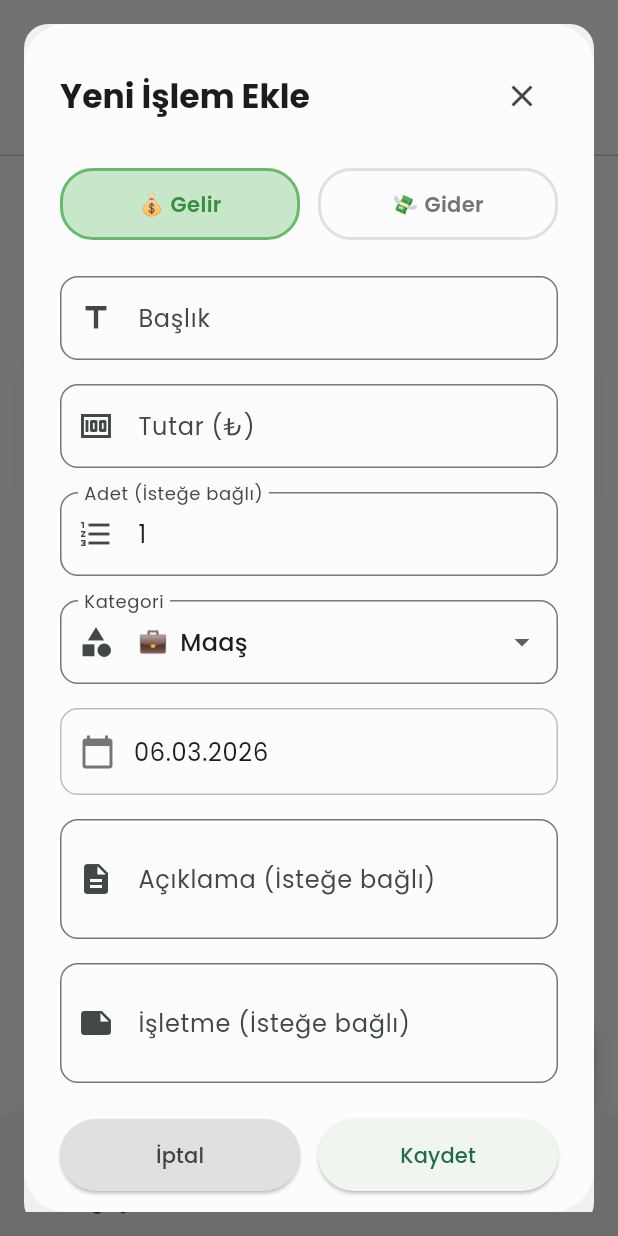
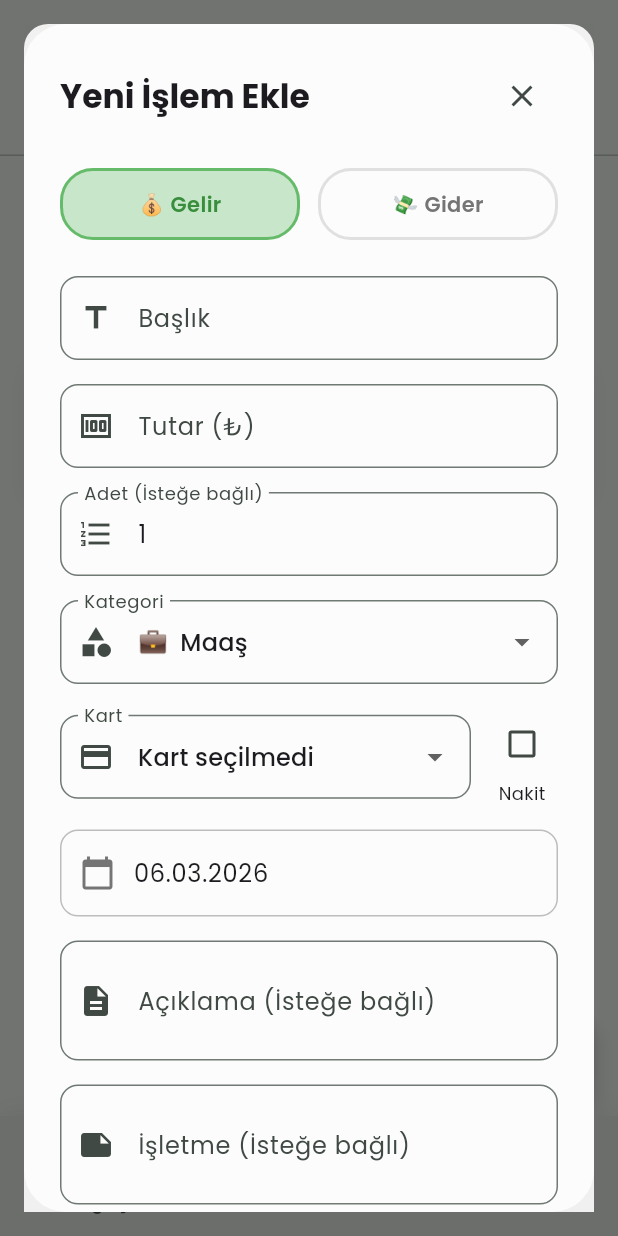
Before and after one commit to YusufErdemK/adiyok, a Flutter app: the screen it shows after launch, item 2 of the bottom bar chosen, after a tap on "İşlem Ekle", on a phone screen of 412 x 824 dp. Run offline on Flutter 3.47's test engine with Material 3 defaults, Android fonts, the phone set to English and light mode, and no system bars; our stand-ins replace audioplayers, fl_chart, flutter_markdown, google_fonts, shared_preferences.

Commit message:
new f: insert card selection input to dialog

```diff
--- a/lib/widgets/add_transaction_dialog.dart
+++ b/lib/widgets/add_transaction_dialog.dart
@@ -3,8 +3,10 @@ import 'package:intl/intl.dart';
 import 'package:provider/provider.dart';
 import '../models/transaction.dart';
 import '../models/tree_node.dart';
+import '../models/card_model.dart';
 import '../providers/transaction_provider.dart';
 import '../providers/tree_provider.dart';
+import '../providers/wallet_provider.dart';
 import '../services/sound_service.dart';
 import 'glass_card.dart';
 
@@ -31,7 +33,9 @@ class _AddTransactionDialogState extends State<AddTransactionDialog> {
   late DateTime _selectedDate;
   late bool _isIncome;
 
-  // Ağaçtaki tüm node'ları düz listeye çek
+  String? _selectedCardId;
+  bool _isCash = false;
+
   List<TreeNode> _flattenNodes(List<TreeNode> roots) {
     final result = <TreeNode>[];
     void traverse(TreeNode node) {
@@ -71,6 +75,8 @@ class _AddTransactionDialogState extends State<AddTransactionDialog> {
       _selectedTreeNodeName = widget.initialTransaction!.treeNodeName;
       _selectedDate = widget.initialTransaction!.date;
       _isIncome = widget.initialTransaction!.isIncome;
+      _selectedCardId = widget.initialTransaction!.cardId;
+      _isCash = widget.initialTransaction!.isCash;
     } else {
       _titleController = TextEditingController();
       _amountController = TextEditingController();
@@ -82,6 +88,8 @@ class _AddTransactionDialogState extends State<AddTransactionDialog> {
       _selectedTreeNodeName = null;
       _selectedDate = DateTime.now();
       _isIncome = true;
+      _selectedCardId = null;
+      _isCash = false;
     }
   }
 
@@ -95,7 +103,6 @@ class _AddTransactionDialogState extends State<AddTransactionDialog> {
     super.dispose();
   }
 
-  // Dropdown value: enum için "e:salary", tree için "t:nodeId"
   String get _dropdownValue {
     if (_selectedTreeNodeId != null) return 't:$_selectedTreeNodeId';
     return 'e:${_selectedCategory.name}';
@@ -112,6 +119,7 @@ class _AddTransactionDialogState extends State<AddTransactionDialog> {
     final currentEnumCategories = _isIncome
         ? incomeCategories
         : expenseCategories;
+    final cards = context.watch<WalletProvider>().cards;
 
     if (_selectedTreeNodeId == null &&
         !currentEnumCategories.contains(_selectedCategory)) {
@@ -151,6 +159,7 @@ class _AddTransactionDialogState extends State<AddTransactionDialog> {
                 ],
               ),
               const SizedBox(height: 24),
+
               // Income/Expense Toggle
               Row(
                 children: [
@@ -236,6 +245,7 @@ class _AddTransactionDialogState extends State<AddTransactionDialog> {
                 ],
               ),
               const SizedBox(height: 24),
+
               // Title
               TextField(
                 controller: _titleController,
@@ -249,6 +259,7 @@ class _AddTransactionDialogState extends State<AddTransactionDialog> {
                 ),
               ),
               const SizedBox(height: 16),
+
               // Amount
               TextField(
                 controller: _amountController,
@@ -265,6 +276,7 @@ class _AddTransactionDialogState extends State<AddTransactionDialog> {
                 ),
               ),
               const SizedBox(height: 16),
+
               // Quantity
               TextField(
                 controller: _quantityController,
@@ -279,7 +291,8 @@ class _AddTransactionDialogState extends State<AddTransactionDialog> {
                 ),
               ),
               const SizedBox(height: 16),
-              // Kategori - enum + ağaç node'ları
+
+              // Kategori
               DropdownButtonFormField<String>(
                 value: _dropdownValue,
                 isExpanded: true,
@@ -287,13 +300,11 @@ class _AddTransactionDialogState extends State<AddTransactionDialog> {
                   if (value == null) return;
                   setState(() {
                     if (value.startsWith('t:')) {
-                      // Ağaç node seçildi
                       final nodeId = value.substring(2);
                       final node = allNodes.firstWhere((n) => n.id == nodeId);
                       _selectedTreeNodeId = node.id;
                       _selectedTreeNodeName = node.name;
                     } else {
-                      // Enum kategori seçildi
                       _selectedTreeNodeId = null;
                       _selectedTreeNodeName = null;
                       _selectedCategory = TransactionCategory.fromString(
@@ -303,7 +314,6 @@ class _AddTransactionDialogState extends State<AddTransactionDialog> {
                   });
                 },
                 items: [
-                  // Standart kategoriler başlığı
                   DropdownMenuItem(
                     enabled: false,
                     value: '__enum_header__',
@@ -316,8 +326,8 @@ class _AddTransactionDialogState extends State<AddTransactionDialog> {
                       ),
                     ),
                   ),
-                  ...currentEnumCategories.map((cat) {
-                    return DropdownMenuItem(
+                  ...currentEnumCategories.map(
+                    (cat) => DropdownMenuItem(
                       value: 'e:${cat.name}',
                       child: Row(
                         children: [
@@ -326,9 +336,8 @@ class _AddTransactionDialogState extends State<AddTransactionDialog> {
                           Text(cat.label),
                         ],
                       ),
-                    );
-                  }),
-                  // Ağaç elemanları varsa göster
+                    ),
+                  ),
                   if (allNodes.isNotEmpty) ...[
                     DropdownMenuItem(
                       enabled: false,
@@ -342,8 +351,8 @@ class _AddTransactionDialogState extends State<AddTransactionDialog> {
                         ),
                       ),
                     ),
-                    ...allNodes.map((node) {
-                      return DropdownMenuItem(
+                    ...allNodes.map(
+                      (node) => DropdownMenuItem(
                         value: 't:${node.id}',
                         child: Row(
                           children: [
@@ -357,8 +366,8 @@ class _AddTransactionDialogState extends State<AddTransactionDialog> {
                             ),
                           ],
                         ),
-                      );
-                    }),
+                      ),
+                    ),
                   ],
                 ],
                 decoration: InputDecoration(
@@ -370,6 +379,64 @@ class _AddTransactionDialogState extends State<AddTransactionDialog> {
                 ),
               ),
               const SizedBox(height: 16),
+
+              Row(
+                children: [
+                  Expanded(
+                    child: DropdownButtonFormField<String?>(
+                      value: _isCash ? null : _selectedCardId,
+                      isExpanded: true,
+                      hint: const Text('Kart seç'),
+                      onChanged: _isCash
+                          ? null
+                          : (value) {
+                              setState(() => _selectedCardId = value);
+                            },
+                      items: [
+                        const DropdownMenuItem(
+                          value: null,
+                          child: Text('Kart seçilmedi'),
+                        ),
+                        ...cards.map(
+                          (card) => DropdownMenuItem(
+                            value: card.id,
+                            child: Row(
+                              children: [
+                                Text(card.bank.emoji),
+                                const SizedBox(width: 8),
+                                Text(card.name),
+                              ],
+                            ),
+                          ),
+                        ),
+                      ],
+                      decoration: InputDecoration(
+                        labelText: 'Kart',
+                        border: OutlineInputBorder(
+                          borderRadius: BorderRadius.circular(12),
+                        ),
+                        prefixIcon: const Icon(Icons.credit_card),
+                      ),
+                    ),
+                  ),
+                  const SizedBox(width: 10),
+                  // Nakit checkbox
+                  Column(
+                    children: [
+                      Checkbox(
+                        value: _isCash,
+                        onChanged: (v) => setState(() {
+                          _isCash = v ?? false;
+                          if (_isCash) _selectedCardId = null;
+                        }),
+                      ),
+                      const Text('Nakit', style: TextStyle(fontSize: 12)),
+                    ],
+                  ),
+                ],
+              ),
+              const SizedBox(height: 16),
+
               // Tarih
               GestureDetector(
                 onTap: () async {
@@ -380,9 +447,8 @@ class _AddTransactionDialogState extends State<AddTransactionDialog> {
                     firstDate: DateTime(2000),
                     lastDate: DateTime.now().add(const Duration(days: 365)),
                   );
-                  if (selectedDate != null) {
+                  if (selectedDate != null)
                     setState(() => _selectedDate = selectedDate);
-                  }
                 },
                 child: Container(
                   padding: const EdgeInsets.symmetric(
@@ -406,6 +472,7 @@ class _AddTransactionDialogState extends State<AddTransactionDialog> {
                 ),
               ),
               const SizedBox(height: 16),
+
               // Description
               TextField(
                 controller: _descriptionController,
@@ -420,6 +487,7 @@ class _AddTransactionDialogState extends State<AddTransactionDialog> {
                 maxLines: 2,
               ),
               const SizedBox(height: 16),
+
               // Notes
               TextField(
                 controller: _notesController,
@@ -434,6 +502,7 @@ class _AddTransactionDialogState extends State<AddTransactionDialog> {
                 maxLines: 2,
               ),
               const SizedBox(height: 24),
+
               // Action Buttons
               Row(
                 children: [
@@ -508,6 +577,8 @@ class _AddTransactionDialogState extends State<AddTransactionDialog> {
         notes: _notesController.text.trim().isEmpty
             ? null
             : _notesController.text.trim(),
+        cardId: _isCash ? null : _selectedCardId,
+        isCash: _isCash,
       );
 
       if (widget.initialTransaction != null) {
```
